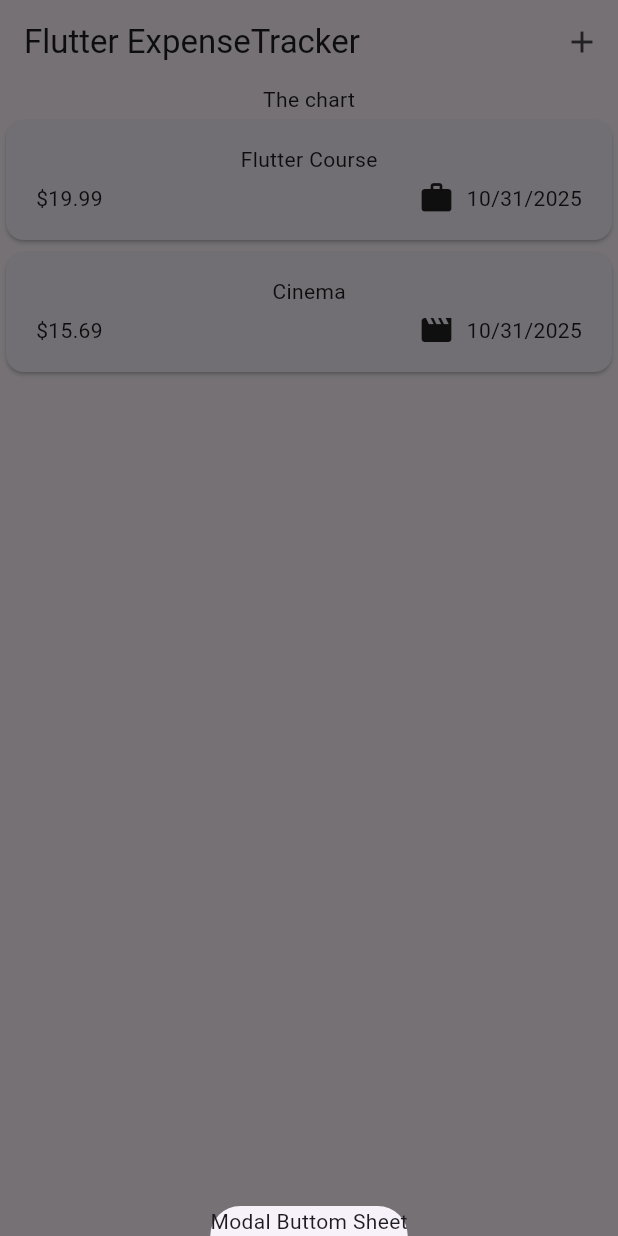
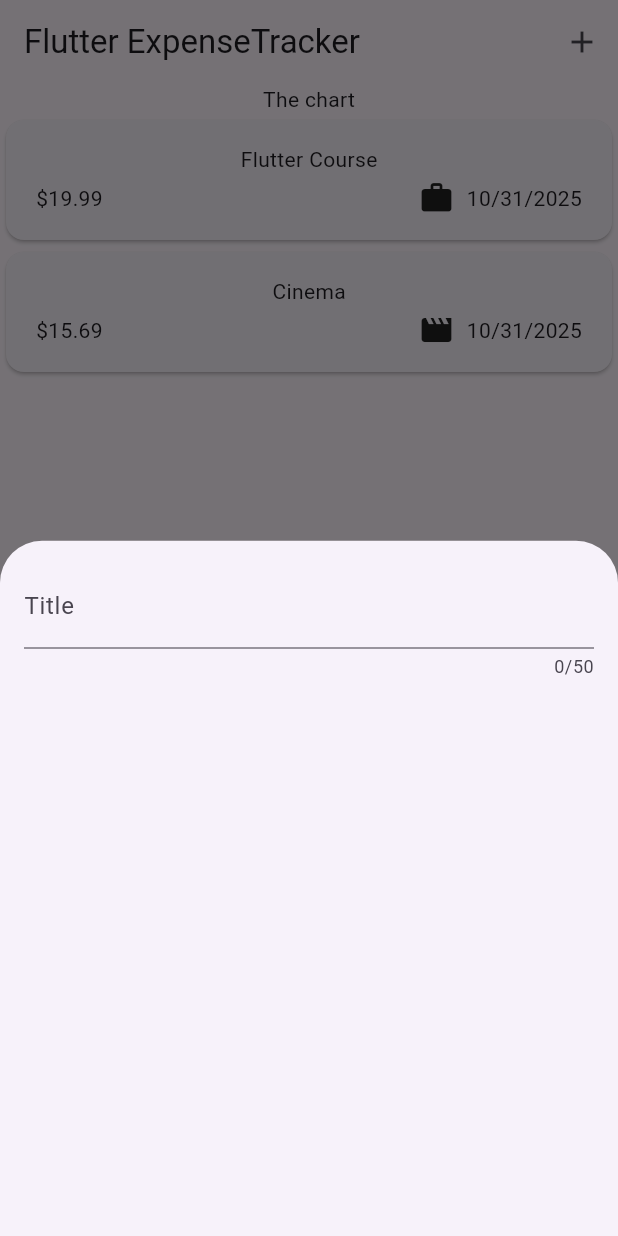
Before and after one commit to Ali-Faal9573/Expense-App, a Flutter app: the screen it shows after launch, after a tap on the "add" icon, on a phone screen of 412 x 824 dp. Run offline on Flutter 3.47's test engine with Material 3 defaults, Android fonts, the phone set to English and light mode, and no system bars.

Commit message:
add new_expense widget in new expense modal

```diff
--- a/lib/widgets/expenses.dart
+++ b/lib/widgets/expenses.dart
@@ -1,5 +1,6 @@
 import 'package:expense_tracker/widgets/expenses_list/expenses_list.dart';
 import 'package:expense_tracker/models/expense.dart';
+import 'package:expense_tracker/widgets/new_expense.dart';
 import 'package:flutter/material.dart';
 
 class Expenses extends StatefulWidget {
@@ -29,7 +30,7 @@ class _ExpensesState extends State<Expenses> {
   void _openAddExpenseOverlay() {
     showModalBottomSheet(
       context: context,
-      builder: (ctx) => const Text('Modal Buttom Sheet'),
+      builder: (ctx) => const NewExpense(),
     );
   }
 
```
